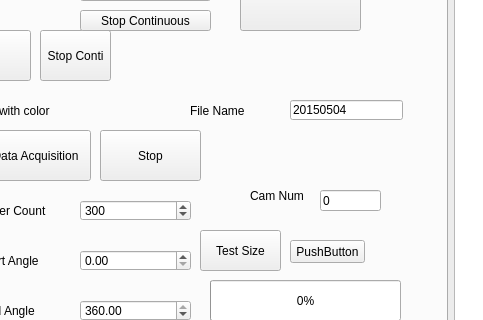
The window that eic_test.ui (bill-lee/EIC_Final) describes before a commit, drawn with Qt 5; both pictures show x 117 to 600 and y 175 to 495 of the 1136 by 780 pixel window.
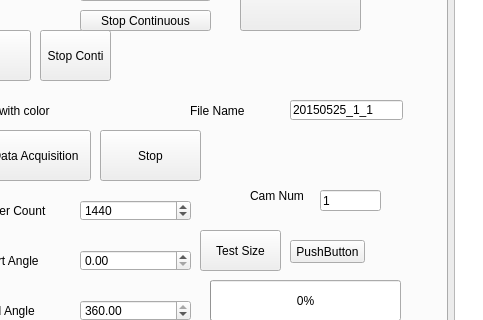
The same window after the commit. The open tabs and pages were chosen to show the change.

What changed in the file:
```diff
--- a/eic_test.ui
+++ b/eic_test.ui
@@ -1485,7 +1485,7 @@
             </rect>
            </property>
            <property name="text">
-            <string>20150504</string>
+            <string>20150525_1_1</string>
            </property>
           </widget>
           <widget class="QLabel" name="label_robot_filename">
@@ -1523,7 +1523,7 @@
             <double>0.100000000000000</double>
            </property>
            <property name="value">
-            <double>300.000000000000000</double>
+            <double>1440.000000000000000</double>
            </property>
           </widget>
           <widget class="QDoubleSpinBox" name="doubleSpinBox_robot_startangle">
@@ -1784,7 +1784,7 @@
             </rect>
            </property>
            <property name="text">
-            <string>0</string>
+            <string>1</string>
            </property>
           </widget>
           <widget class="QLabel" name="label_robot_camera_num">
```
Left out of the diff: 10 changed lines with no effect on the pictures.
